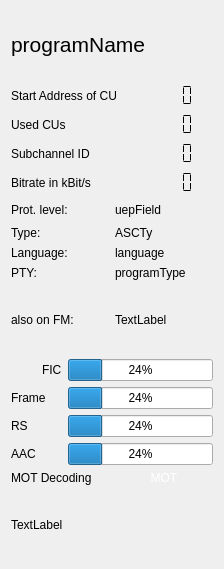
Above: forms/technical_data.ui from JvanKatwijk/qt-dab before the change. Below: the same form after it.
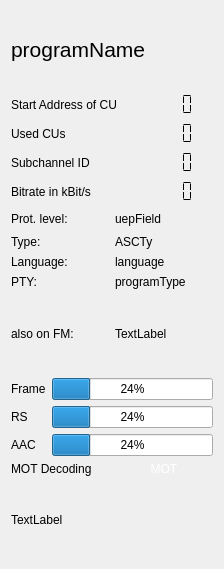
That is the form after the change.

What changed in the file:
```diff
--- a/forms/technical_data.ui
+++ b/forms/technical_data.ui
@@ -214,15 +214,25 @@
    </item>
    <item>
     <layout class="QGridLayout" name="gridLayout">
-     <item row="0" column="1">
-      <widget class="QLabel" name="ficErrorLabel">
+     <item row="2" column="0">
+      <widget class="QLabel" name="aacErrorLabel">
        <property name="text">
-        <string>FIC</string>
+        <string>AAC</string>
+       </property>
+      </widget>
+     </item>
+     <item row="2" column="2">
+      <widget class="QProgressBar" name="aacError_display">
+       <property name="toolTip">
+        <string>&lt;html&gt;&lt;head/&gt;&lt;body&gt;&lt;p&gt;Indicator of the success rate of handling the AAC frames in the DAB+ transmissions.&lt;/p&gt;&lt;/body&gt;&lt;/html&gt;</string>
+       </property>
+       <property name="value">
+        <number>24</number>
        </property>
       </widget>
      </item>
      <item row="0" column="2">
-      <widget class="QProgressBar" name="ficError_display">
+      <widget class="QProgressBar" name="frameError_display">
        <property name="toolTip">
         <string>&lt;html&gt;&lt;head/&gt;&lt;body&gt;&lt;p&gt;Quality of FIC decoding, 100 is good&lt;/p&gt;&lt;/body&gt;&lt;/html&gt;</string>
        </property>
@@ -231,7 +241,7 @@
        </property>
       </widget>
      </item>
-     <item row="1" column="0" colspan="2">
+     <item row="0" column="0" colspan="2">
       <widget class="QLabel" name="frameErrorLabel">
        <property name="text">
         <string>Frame</string>
@@ -239,23 +249,6 @@
       </widget>
      </item>
      <item row="1" column="2">
-      <widget class="QProgressBar" name="frameError_display">
-       <property name="toolTip">
-        <string>&lt;html&gt;&lt;head/&gt;&lt;body&gt;&lt;p&gt;Frame errors. Indication of the quality of the DAB+ frame detection. 100 is good.&lt;/p&gt;&lt;/body&gt;&lt;/html&gt;</string>
-       </property>
-       <property name="value">
-        <number>24</number>
-       </property>
-      </widget>
-     </item>
-     <item row="2" column="0" colspan="2">
-      <widget class="QLabel" name="rsErrorLabel">
-       <property name="text">
-        <string>RS</string>
-       </property>
-      </widget>
-     </item>
-     <item row="2" column="2">
       <widget class="QProgressBar" name="rsError_display">
        <property name="toolTip">
         <string>&lt;html&gt;&lt;head/&gt;&lt;body&gt;&lt;p&gt;Quality of the DAB+ frames. &lt;/p&gt;&lt;p&gt;Indicator for the amount of times meaning the frames contain more errors than the Reed Solomon correction can correct. &lt;/p&gt;&lt;p&gt;100 is good.&lt;/p&gt;&lt;/body&gt;&lt;/html&gt;</string>
@@ -265,20 +258,10 @@
        </property>
       </widget>
      </item>
-     <item row="3" column="0">
-      <widget class="QLabel" name="aacErrorLabel">
+     <item row="1" column="0" colspan="2">
+      <widget class="QLabel" name="rsErrorLabel">
        <property name="text">
-        <string>AAC</string>
-       </property>
-      </widget>
-     </item>
-     <item row="3" column="2">
-      <widget class="QProgressBar" name="aacError_display">
-       <property name="toolTip">
-        <string>&lt;html&gt;&lt;head/&gt;&lt;body&gt;&lt;p&gt;Indicator of the success rate of handling the AAC frames in the DAB+ transmissions.&lt;/p&gt;&lt;/body&gt;&lt;/html&gt;</string>
-       </property>
-       <property name="value">
-        <number>24</number>
+        <string>RS</string>
        </property>
       </widget>
      </item>
```
Left out of the diff: 2 changed lines with no effect on the pictures.
